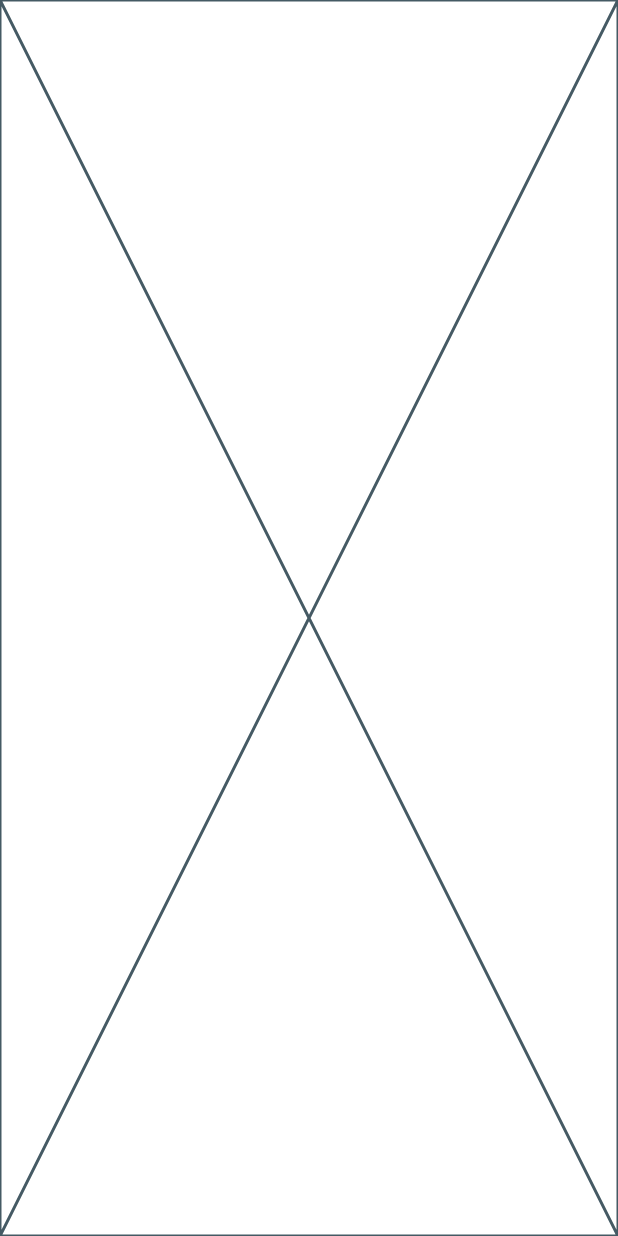
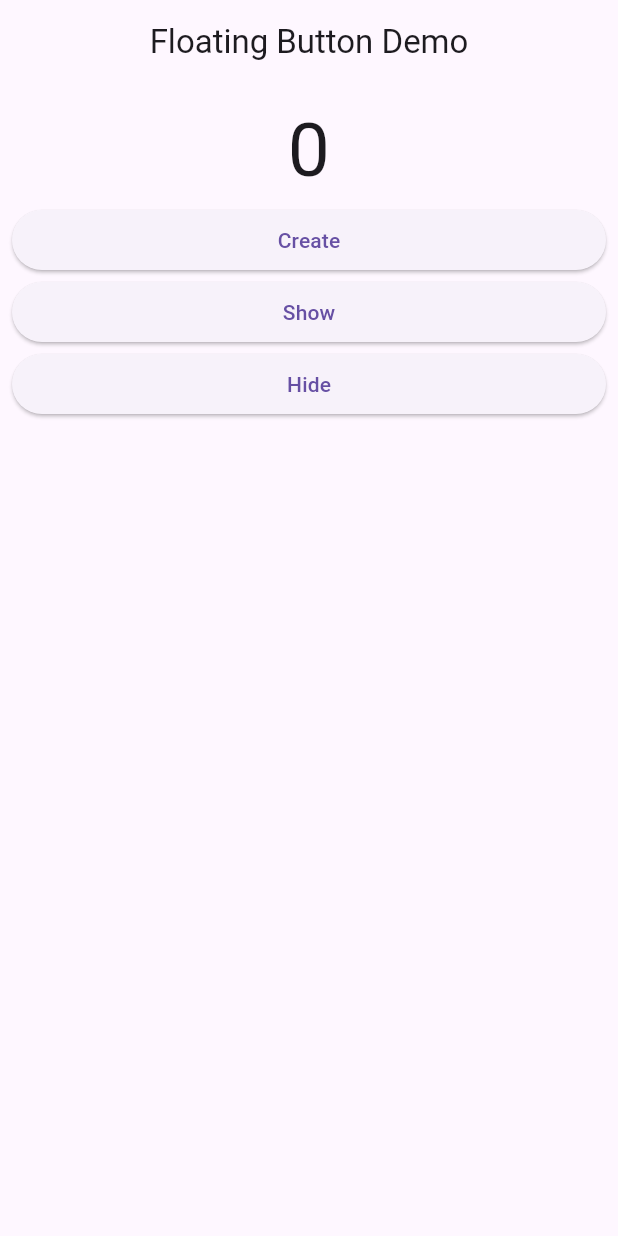
Before and after one commit to iraponan/floting_button, a Flutter app: the screen it shows after launch, on a phone screen of 412 x 824 dp. Run offline on Flutter 3.47's test engine with Material 3 defaults, Android fonts, the phone set to English and light mode, and no system bars.

Commit message:
Chamando funções da camada nativa via Flutter.

```diff
--- a/lib/pages/home.dart
+++ b/lib/pages/home.dart
@@ -11,7 +11,48 @@ class HomePage extends StatefulWidget {
 class _HomePageState extends State<HomePage> {
   static const platform = MethodChannel('floating_button');
 
+  int count = 0;
+
   @override
   Widget build(BuildContext context) {
-    return const Placeholder();
+    return Scaffold(
+      appBar: AppBar(
+        title: const Text('Floating Button Demo'),
+        centerTitle: true,
+      ),
+      body: Padding(
+        padding: const EdgeInsets.all(8),
+        child: Column(
+          crossAxisAlignment: CrossAxisAlignment.stretch,
+          children: [
+            Text(
+              '$count',
+              textAlign: TextAlign.center,
+              style: const TextStyle(
+                fontSize: 50,
+              ),
+            ),
+            ElevatedButton(
+              onPressed: () {
+                platform.invokeListMethod('create');
+              },
+              child: const Text('Create'),
+            ),
+            ElevatedButton(
+              onPressed: () {
+                platform.invokeListMethod('show');
+              },
+              child: const Text('Show'),
+            ),
+            ElevatedButton(
+              onPressed: () {
+                platform.invokeListMethod('hide');
+              },
+              child: const Text('Hide'),
+            ),
+          ],
+        ),
+      ),
+    );
+  }
 }
```
Also changed, not shown: 2 other files.
